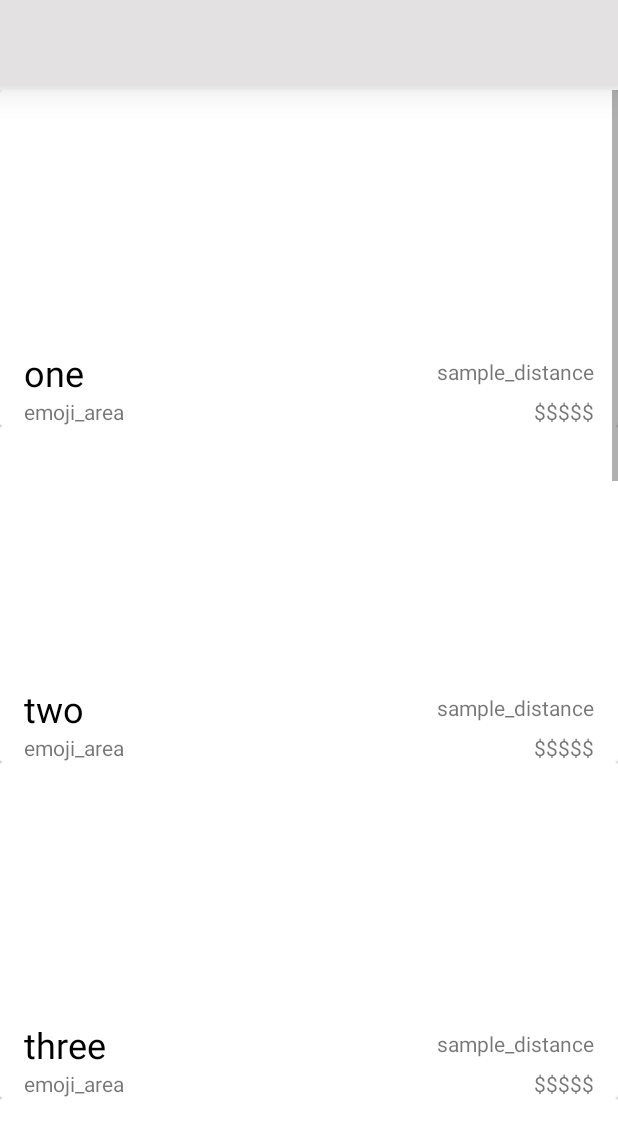
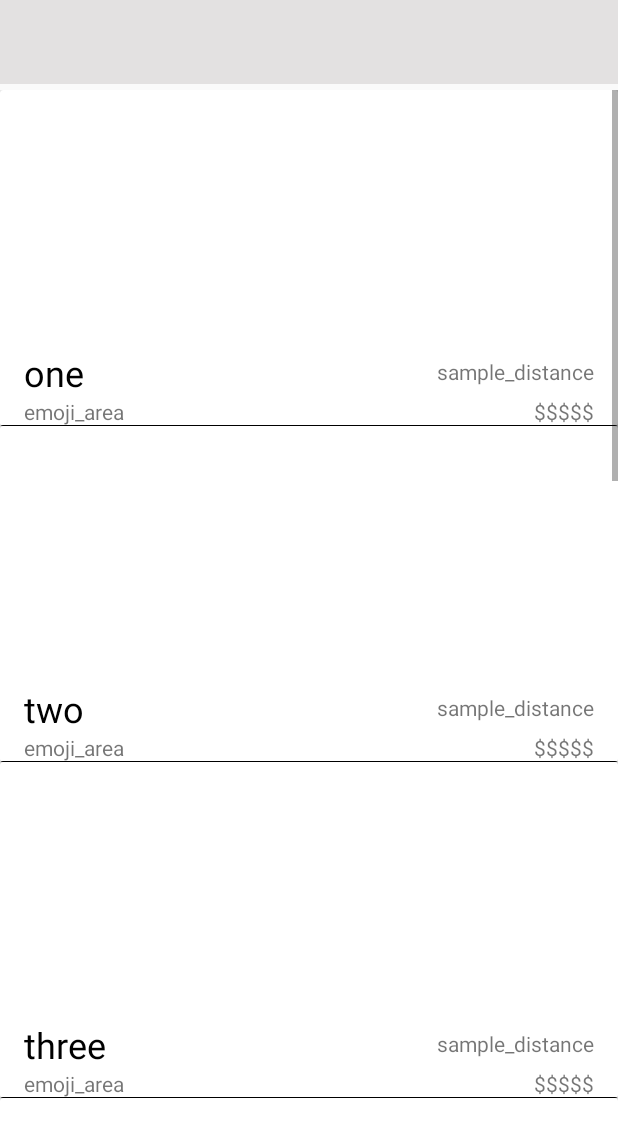
Before and after one commit to Marunizer/KotlinTestApp, an Android app: the HomeActivity screen opened directly, with no data from a screen before it, on a phone screen of 412 x 824 dp. Shown: the top 1139 px of the screen. Run offline under Robolectric (Android 15) with nearby library versions, the phone set to English and light mode, and no system bars; libraries missing offline, so code that uses them is left out: com.google.ar.core.

Commit message:
AR view now has rotating model, fixed the styling of location bar and restaurant cards in home activity a little. Made the scene view full screen

```diff
--- a/app/src/main/res/layout/card_restaurant.xml
+++ b/app/src/main/res/layout/card_restaurant.xml
@@ -79,6 +79,11 @@
                     android:textSize="14sp" />
             </RelativeLayout>
         </LinearLayout>
-
+        <View
+            android:layout_width="match_parent"
+            android:layout_height=".5dp"
+            android:background="#000000"
+            android:layout_alignParentBottom="true"
+            />
     </RelativeLayout>
 </android.support.v7.widget.CardView>
--- a/app/src/main/res/layout/location_bar.xml
+++ b/app/src/main/res/layout/location_bar.xml
@@ -2,15 +2,13 @@
 <android.support.v7.widget.Toolbar xmlns:android="http://schemas.android.com/apk/res/android"
     android:layout_width="match_parent"
     android:layout_height="wrap_content"
-    android:background="#e3e1e1"
-    android:elevation="15dp">
+    android:background="@color/app_bar_theme">
 
     <TextView
         android:id="@+id/text_bar"
         android:layout_width="match_parent"
         android:layout_height="match_parent"
         android:singleLine="true"
-        android:text="testing App Bar"
         android:textAlignment="center"
         android:textColor="#000000"
         android:textSize="24sp" />
--- a/app/src/main/res/values/colors.xml
+++ b/app/src/main/res/values/colors.xml
@@ -4,5 +4,6 @@
     <color name="colorPrimaryDark">#303F9F</color>
     <color name="colorAccent">#FF4081</color>
     <color name="noni_theme">#f29ab2</color>
+    <color name="app_bar_theme">#e3e1e1</color>
 
 </resources>
--- a/app/src/main/res/values/styles.xml
+++ b/app/src/main/res/values/styles.xml
@@ -4,7 +4,7 @@
     <style name="AppTheme" parent="Theme.AppCompat.Light.NoActionBar">
         <!-- Customize your theme here. -->
         <item name="colorPrimary">@color/noni_theme</item>
-        <item name="colorPrimaryDark">@color/colorPrimaryDark</item>
+        <item name="colorPrimaryDark">@color/app_bar_theme</item>
         <item name="colorAccent">@color/colorAccent</item>
     </style>
 
```
Also changed, not shown: app/src/main/java/com/example/mende/kotlintestapp/views/ModelContainerViewActivity.kt (+13 -0 lines), app/src/main/java/com/example/mende/kotlintestapp/views/TestButtonARActivity.kt (+9 -1 lines).
